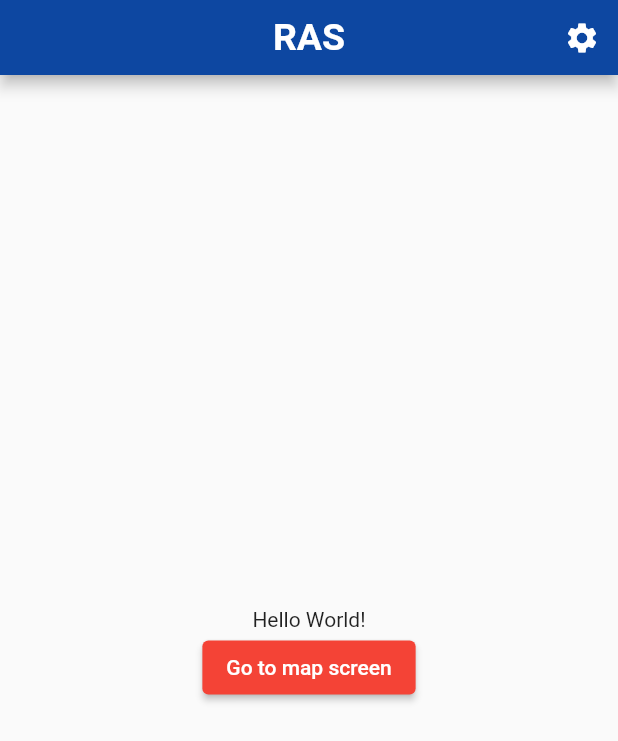
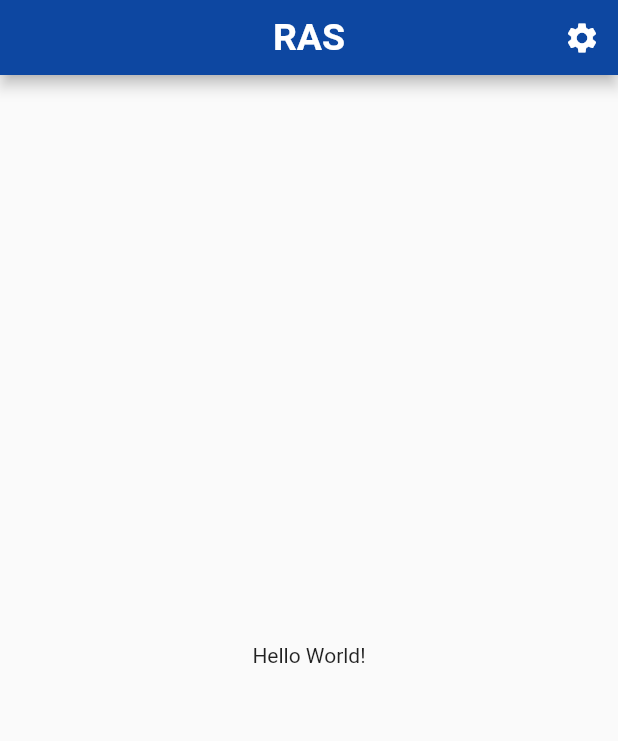
Before and after one commit to LiquidGalaxyLAB/reforestation-assistant-simulator, a Flutter app: the screen it shows after launch, on a phone screen of 412 x 824 dp. Shown: the top 741 px of the screen. Run offline on Flutter 3.47's test engine with Material 2 defaults, Android fonts, the phone set to English and light mode, and no system bars; our stand-ins replace shared_preferences; missing offline and left inert: ssh.

Commit message:
commented map view

```diff
--- a/ras/lib/main.dart
+++ b/ras/lib/main.dart
@@ -1,6 +1,6 @@
 import 'package:flutter/material.dart';
 import 'package:ras/screens/Settings.dart';
-import 'package:ras/screens/MapBuilder.dart';
+// import 'package:ras/screens/MapBuilder.dart';
 import 'package:ras/widgets/AppBar.dart';
 
 void main() {
@@ -20,7 +20,7 @@ class MyApp extends StatelessWidget {
         initialRoute: '/',
         routes: {
           '/': (context) => MyHomePage(),
-          '/map': (context) => MapBuilder(),
+          // '/map': (context) => MapBuilder(),
           '/settings': (context) => Settings(),
         });
   }
@@ -46,16 +46,16 @@ class _MyHomePageState extends State<MyHomePage> {
             Text(
               'Hello World!',
             ),
-            ElevatedButton(
-              onPressed: () => {
-                Navigator.pushNamed(context, '/map')
-              },
-              style: ElevatedButton.styleFrom(
-                primary: Colors.red, // background
-                onPrimary: Colors.white, // foreground
-              ),
-              child: Text('Go to map screen'),
-            )
+            // ElevatedButton(
+            //   onPressed: () => {
+            //     Navigator.pushNamed(context, '/map')
+            //   },
+            //   style: ElevatedButton.styleFrom(
+            //     primary: Colors.red, // background
+            //     onPrimary: Colors.white, // foreground
+            //   ),
+            //   child: Text('Go to map screen'),
+            // )
           ],
         ),
       ),
```
Also changed, not shown: ras/lib/screens/MapBuilder.dart (+75 -75 lines).
